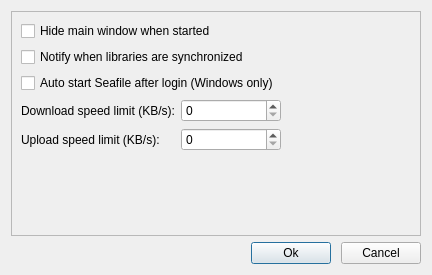
Above: ui/settings-dialog.ui from haiwen/seafile-client before the change. Below: the same form after it.
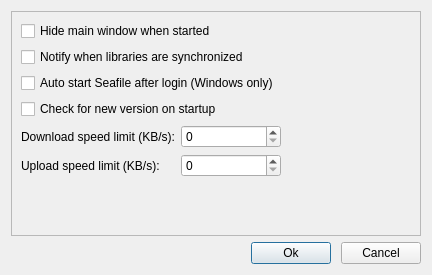
That is the form after the change.

Commit message: allow user to choose whether check for new version on startup

The edit to the form file:
```diff
--- a/ui/settings-dialog.ui
+++ b/ui/settings-dialog.ui
@@ -46,6 +46,13 @@
           </property>
          </widget>
         </item>
+        <item>
+         <widget class="QCheckBox" name="mCheckLatestVersionBox">
+          <property name="text">
+           <string>Check for new version on startup</string>
+          </property>
+         </widget>
+        </item>
         <item>
          <layout class="QHBoxLayout" name="horizontalLayout_2">
           <item>
```
The commit also changes 7 other files.
